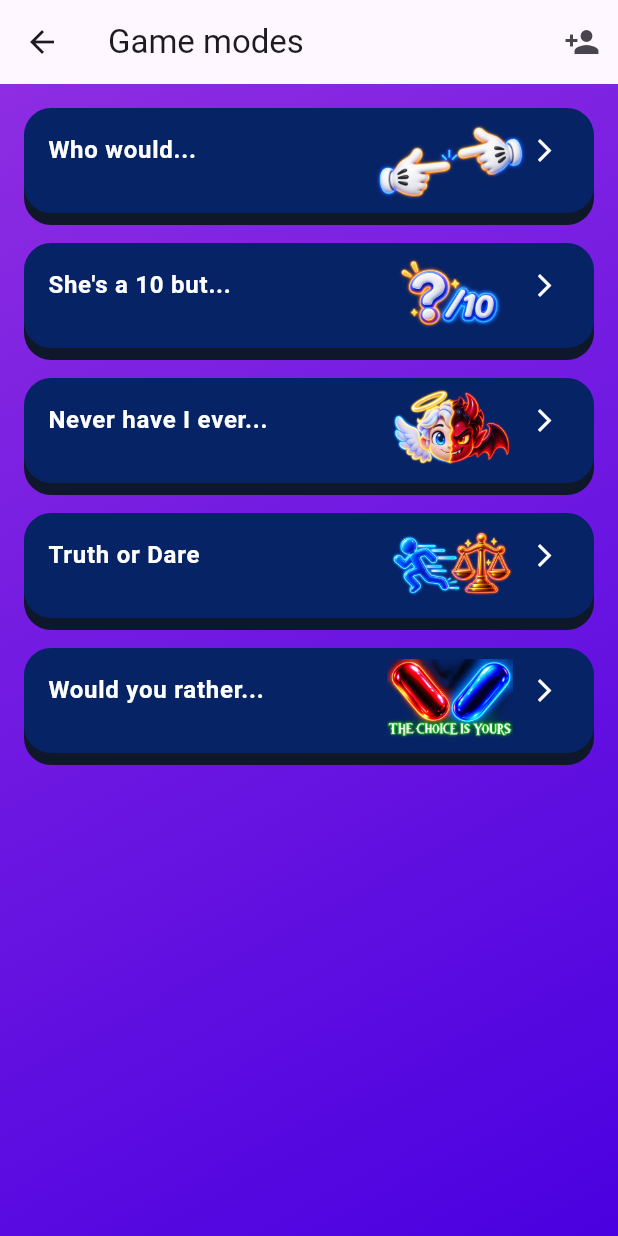
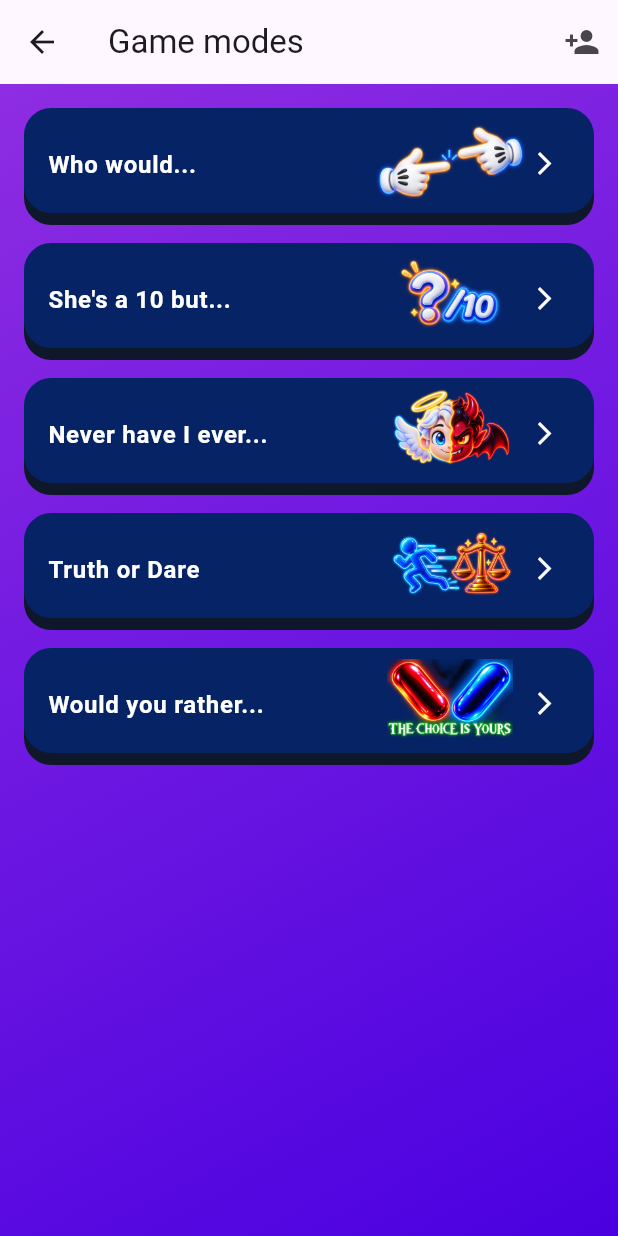
Before and after one commit to Walie-Matthieu/West-Fun, a Flutter app: the ModeSelectionScreen screen opened directly with empty values, on a phone screen of 412 x 824 dp. Run offline on Flutter 3.47's test engine with Material 3 defaults, Android fonts, the phone set to English and light mode, and no system bars; our stand-ins replace image_picker.

Commit message:
Reorganise somes stuffs

```diff
--- a/lib/screens/mode_selection_screen.dart
+++ b/lib/screens/mode_selection_screen.dart
@@ -110,7 +110,7 @@ class _ModeSelectionScreenState extends State<ModeSelectionScreen> {
           children: [
             for (final mode in GameMode.values)
               Padding(
-                padding: const EdgeInsets.only(bottom: 12),
+                padding: const EdgeInsets.only(bottom: 12), // Séparation entre les boutons de Game mode
                 child: _ModePhysicalCard(
                   platformColor: _modePlatformColor,
                   buttonColor: _modeButtonColor,
@@ -129,25 +129,31 @@ class _ModeSelectionScreenState extends State<ModeSelectionScreen> {
                   child: SizedBox(
                     height: 70,
                     child: ListTile(
-                      title: Text(
+                      title: Transform.translate(
+                        offset: const Offset(0, 10), // Déplace le texte du mode vers le bas
+                        child: Text(
                           mode.label,
                           style: const TextStyle(
                             color: Colors.white,
                             fontWeight: FontWeight.bold,
                           ),
                         ),
+                      ),
                       trailing: Row(
                         mainAxisSize: MainAxisSize.min,
                         children: [
                           Transform.translate(
-                            offset: const Offset(0, 7),
+                            offset: const Offset(0, 7), // Déplace les icones
                             child: _buildModeTrailingIcon(mode),
                           ),
                           const SizedBox(width: 4),
-                          const Icon(
+                          Transform.translate(
+                            offset: const Offset(0, 9), // Déplace les flèches
+                            child: const Icon(
                               Icons.arrow_forward_ios,
                               color: Colors.white,
                               size: 18,
+                            ),
                           ),
                         ],
                       ),
@@ -233,6 +239,11 @@ class _ModePhysicalCardState extends State<_ModePhysicalCard> {
                       borderRadius: BorderRadius.circular(18),
                       child: InkWell(
                         borderRadius: BorderRadius.circular(18),
+                        splashFactory: NoSplash.splashFactory,
+                        splashColor: Colors.transparent,
+                        highlightColor: Colors.transparent,
+                        hoverColor: Colors.transparent,
+                        focusColor: Colors.transparent,
                         onTap: widget.onPressed,
                         child: widget.child,
                       ),
```
Lines whose indentation alone changed are shown as unchanged.
